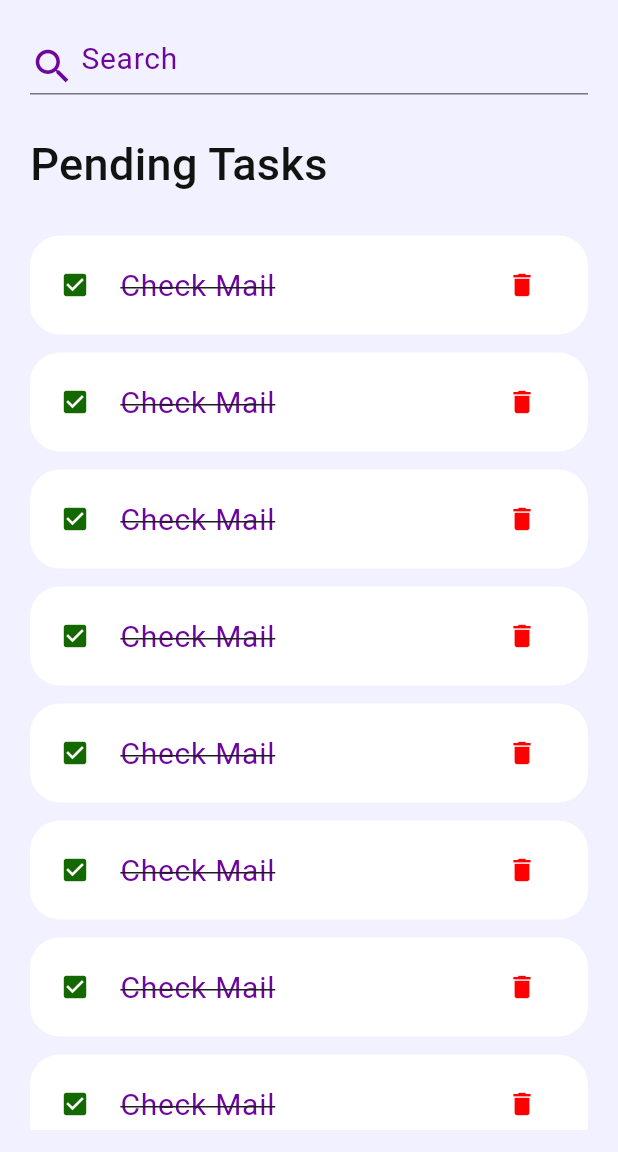
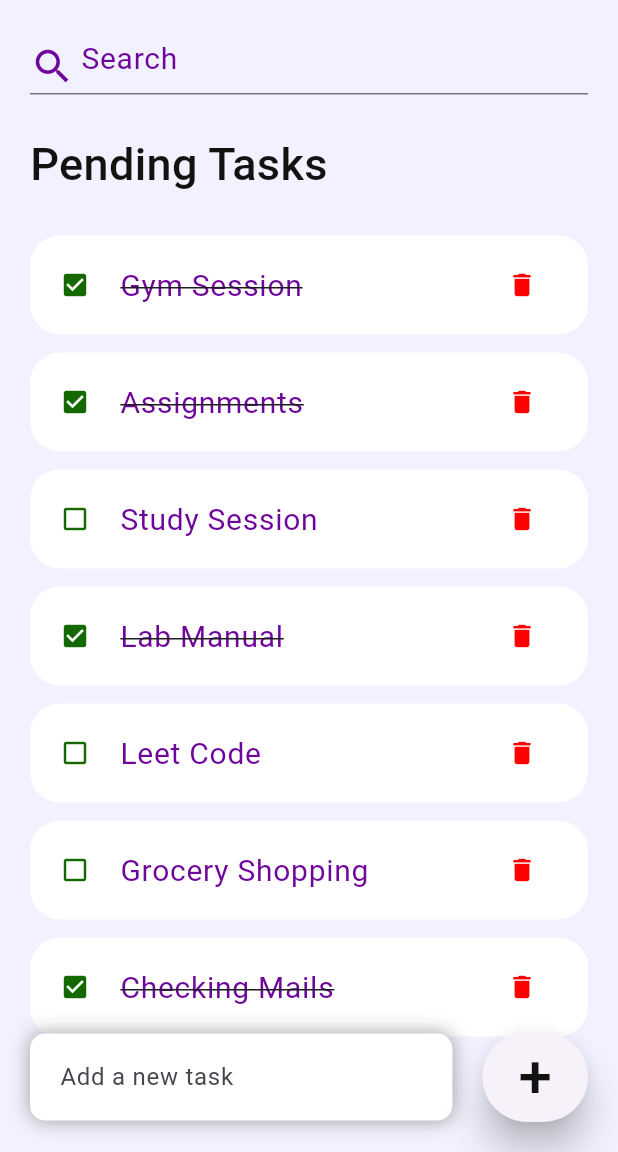
Before and after one commit to Parwathi-Jayaram/To-do-list-app, a Flutter app: the screen it shows after launch, on a phone screen of 412 x 824 dp, the part 84-1236 px from its top. Run offline on Flutter 3.47's test engine with Material 3 defaults, Android fonts, the phone set to English and light mode, and no system bars.

Commit message:
made the first page dynamic

```diff
--- /dev/null
+++ b/lib/model/to.dart
@@ -0,0 +1,23 @@
+class ToDo{
+  String? id;
+  String? todoText;
+  bool isDone;
+
+  ToDo({
+   required this.id,
+    required this.todoText,
+    this.isDone=false,
+});
+
+  static List<ToDo> todoList(){
+    return [
+      ToDo(id: '01', todoText: 'Gym Session', isDone:true),
+      ToDo(id: '02', todoText: 'Assignments', isDone:true),
+      ToDo(id: '03', todoText: 'Study Session', ),
+      ToDo(id: '04', todoText: 'Lab Manual', isDone:true),
+      ToDo(id: '05', todoText: 'Leet Code', ),
+      ToDo(id: '06', todoText: 'Grocery Shopping',),
+      ToDo(id: '07', todoText: 'Checking Mails', isDone:true),
+    ];
+  }
+}
--- a/lib/screens/home.dart
+++ b/lib/screens/home.dart
@@ -2,15 +2,19 @@ import 'package:flutter/material.dart';
 import 'package:tracker/colours/colours.dart';
 import 'package:tracker/screens/dashboard.dart';
 import '../widget/todo.dart';
+import '../model/to.dart';
 class Home extends StatelessWidget{
-  const Home({super.key});
+  Home({super.key});
+
+  final todoList= ToDo.todoList();
 
   @override
   Widget build(BuildContext context){
     return Scaffold (
       backgroundColor:tdPastely,
       appBar : buildAppBar(context),
-      body: Container(
+      body: Stack(
+        children: [Container(
           padding: EdgeInsets.symmetric(vertical: 15.0,horizontal:20.0),
           child:Column(
             children:[
@@ -25,23 +29,53 @@ class Home extends StatelessWidget{
                       fontWeight:FontWeight.w500,
                       fontSize:30,)),
                   ),
-                ToDoItem(),
-                ToDoItem(),
-                ToDoItem(),
-                ToDoItem(),
-                ToDoItem(),
-                ToDoItem(),
-                ToDoItem(),
-                ToDoItem(),
-                ToDoItem(),
-                ToDoItem(),
-                ToDoItem(),
-                ToDoItem(),
+
+                  for(ToDo todo in todoList)
+                  ToDoItem(todo: todo,),
                 ]
               )
               )
             ],
           ),
+        ),
+          Align(
+            alignment: Alignment.bottomCenter,
+            child: Row(children: [
+              Expanded(
+                child: Container(
+                  margin : EdgeInsets.only(bottom:20,right: 20,left: 20),
+                  padding: EdgeInsets.symmetric(horizontal: 20,vertical:5),
+                  decoration: BoxDecoration(
+                    color: Colors.white,
+                    boxShadow: const [BoxShadow(
+                      color: Colors.grey,offset: Offset(0.0, 0.0),blurRadius: 10.0,spreadRadius: 0.0,
+                    ),],
+                      borderRadius: BorderRadius.circular(10.0),
+                  ),
+                  child:TextField(
+                    decoration: InputDecoration(
+                      hintText: 'Add a new task',
+                      border: InputBorder.none
+                    )
+                  )
+                ),
+              ),
+              Container(
+                margin: EdgeInsets.only(bottom:20,right:20),
+                child:ElevatedButton(
+                    child: Text('+', style: TextStyle(fontSize: 40,color:tdBlack),),
+                  onPressed: () {},
+                  style: ElevatedButton.styleFrom(
+                    // primary: tdBlack,
+                    minimumSize: Size(60,60),
+                    elevation: 10,
+                  ),
+                )
+              ),
+            ])
+          )
+
+    ]
       ),
     );
   }
--- a/lib/widget/todo.dart
+++ b/lib/widget/todo.dart
@@ -1,8 +1,10 @@
 import 'package:flutter/material.dart';
 import 'package:tracker/colours/colours.dart';
+import 'package:tracker/model/to.dart';
 
 class ToDoItem extends StatelessWidget{
-  const ToDoItem({super.key});
+  final ToDo todo;
+  const ToDoItem({super.key,required this.todo});
 
   @override
   Widget build(BuildContext context){
@@ -18,17 +20,17 @@ class ToDoItem extends StatelessWidget{
           ),
           contentPadding:
           const EdgeInsets.symmetric(horizontal: 20, vertical: 5),
-          leading: const Icon(
-            Icons.check_box,
+          leading:Icon(
+            todo.isDone?Icons.check_box:Icons.check_box_outline_blank,
             color: Color(0xFF146800),
             size: 20,
           ),
           title: Text(
-            'Check Mail',
+            todo.todoText!,
             style: TextStyle(
               color: tdViolet,
               fontSize: 20,
-              decoration: TextDecoration.lineThrough,
+              decoration: todo.isDone?TextDecoration.lineThrough : null,
             ),
           ),
           trailing: IconButton(
```
Lines whose indentation alone changed are shown as unchanged.
